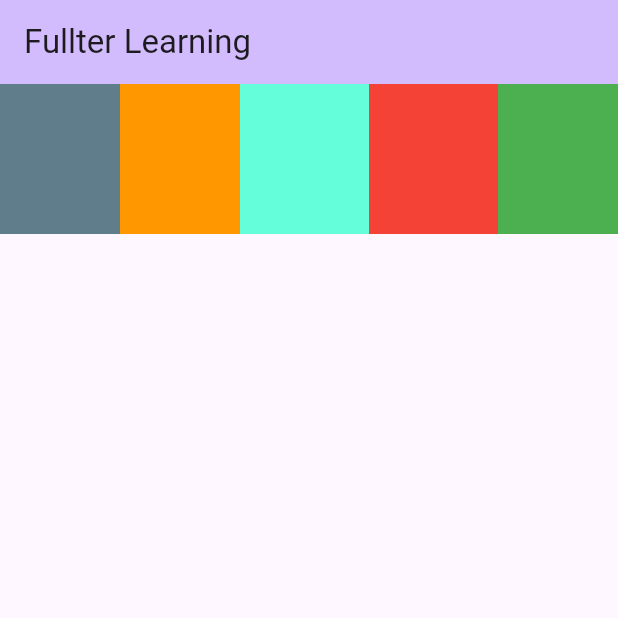
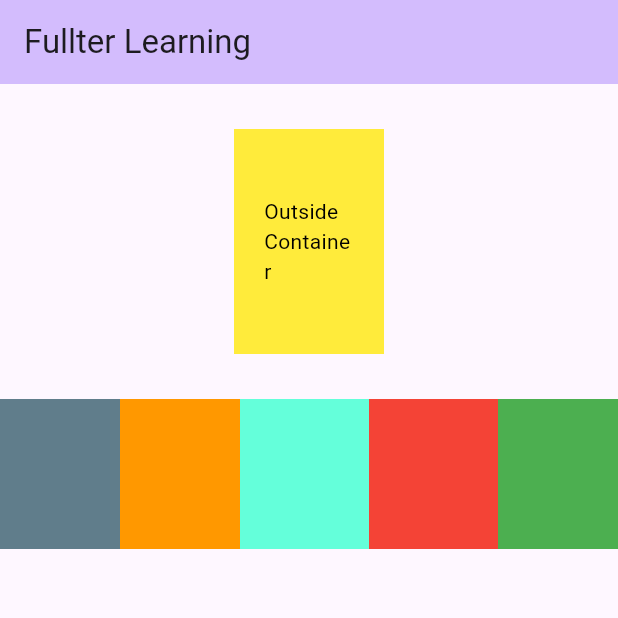
Before and after one commit to SiddhiPore/Flutter, a Flutter app: the screen it shows after launch, on a phone screen of 412 x 824 dp, the top half of it. Run offline on Flutter 3.47's test engine with Material 3 defaults, Android fonts, the phone set to English and light mode, and no system bars.

```diff
--- a/lib/main.dart
+++ b/lib/main.dart
@@ -48,9 +48,25 @@ class _MyHomePageState extends State<MyHomePage> {
         backgroundColor: Theme.of(context).colorScheme.inversePrimary,
         title: Text('Fullter Learning'),
       ),
-      body: Row(
+      body:
+
+      Column(
         children: [
-
+          Container(
+            // Container outside the Row
+            width: 100,
+            height: 150,
+            color: Colors.yellow,
+            margin: EdgeInsets.all(30),
+            child: Center(
+              child:  Padding(
+                padding: const EdgeInsets.all(20),
+                child: Text('Outside Container', style: TextStyle(color: Colors.black),),
+              ),
+            ),
+          ),
+          Row(
+            children: [
               Container(
                 width: 80,
                 height: 100,
@@ -79,10 +95,14 @@ class _MyHomePageState extends State<MyHomePage> {
                 width: 80,
                 height: 100,
                 color: Colors.green,
+              ),
+            ],
+          ),
+        ],
       )
 
-        ],
-      )
+
+
 
       // This trailing comma makes auto-formatting nicer for build methods.
     );
```
Lines whose indentation alone changed are shown as unchanged.
